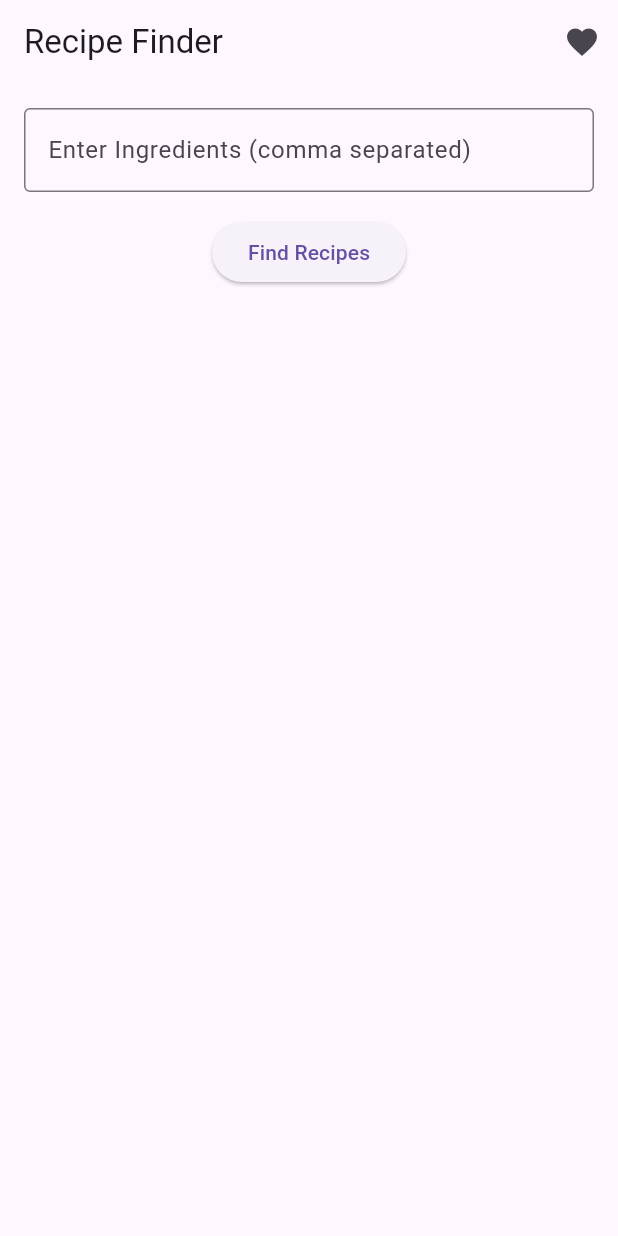
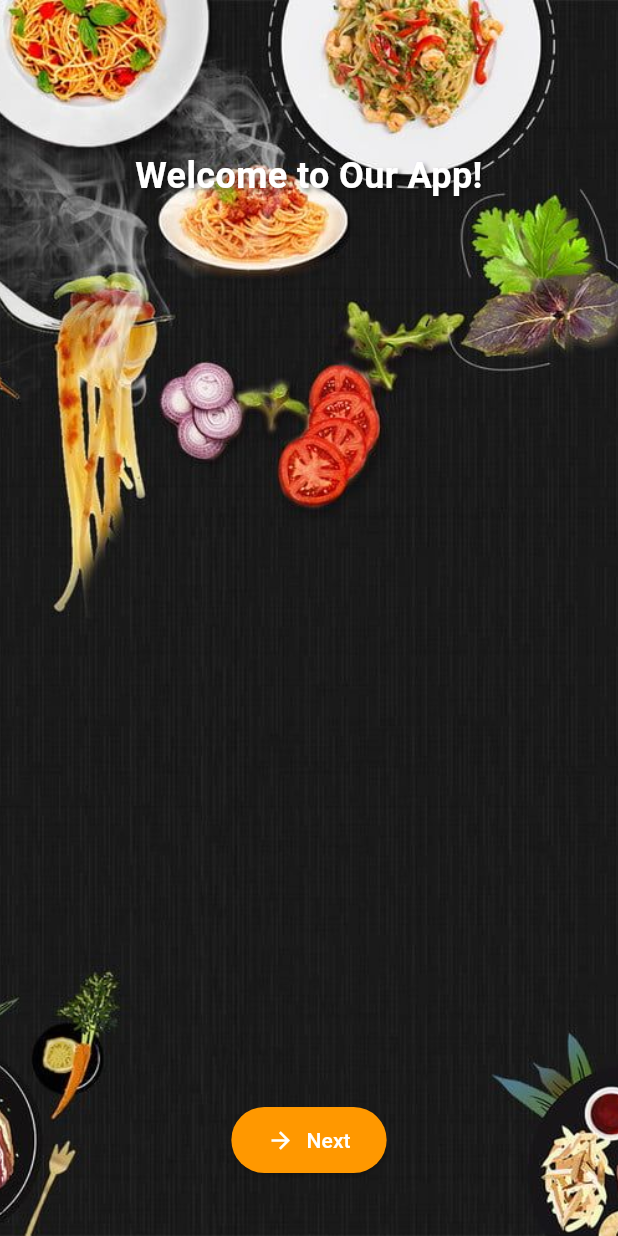
Before and after one commit to rosa12g/RecipeFinder, a Flutter app: the screen it shows after launch, on a phone screen of 412 x 824 dp. Run offline on Flutter 3.47's test engine with Material 3 defaults, Android fonts, the light colour scheme and no system bars; our stand-ins replace cached_network_image, shared_preferences.

Commit message:
welcome page added

```diff
--- a/recipefinder/lib/main.dart
+++ b/recipefinder/lib/main.dart
@@ -11,23 +11,80 @@ void main() {
 }
 
 class MyApp extends StatelessWidget {
-  const MyApp({Key? key}) : super(key: key);
+  const MyApp({super.key});
 
   @override
   Widget build(BuildContext context) {
     return MaterialApp(
-      title: 'Cooksy',
       debugShowCheckedModeBanner: false,
-      theme: ThemeData(
-        primarySwatch: Colors.blue,
+      home: const WelcomePage(),
+    );
+  }
+}
+
+// Welcome Page
+class WelcomePage extends StatelessWidget {
+  const WelcomePage({super.key});
+
+  @override
+  Widget build(BuildContext context) {
+    return Scaffold(
+      body: Stack(
+        fit: StackFit.expand,
+        children: [
+          Image.asset('assets/icon/welcomeP.jpg', fit: BoxFit.cover),
+          Column(
+            mainAxisAlignment: MainAxisAlignment.spaceBetween,
+            children: [
+              const Padding(
+                padding: EdgeInsets.only(top: 100.0),
+                child: Text(
+                  'Welcome to Our App!',
+                  style: TextStyle(
+                    fontSize: 24,
+                    fontWeight: FontWeight.bold,
+                    color: Colors.white,
+                    shadows: [
+                      Shadow(
+                        blurRadius: 4,
+                        color: Colors.black45,
+                        offset: Offset(2, 2),
+                      ),
+                    ],
+                  ),
+                  textAlign: TextAlign.center,
+                ),
+              ),
+              Padding(
+                padding: const EdgeInsets.only(bottom: 40.0),
+                child: ElevatedButton.icon(
+                  style: ElevatedButton.styleFrom(
+                    backgroundColor: Colors.orange,
+                    padding: const EdgeInsets.symmetric(
+                        horizontal: 24, vertical: 12),
+                  ),
+                  onPressed: () {
+                    Navigator.pushReplacement(
+                      context,
+                      MaterialPageRoute(
+                          builder: (context) => const HomeScreen()),
+                    );
+                  },
+                  icon: const Icon(Icons.arrow_forward, color: Colors.white),
+                  label: const Text('Next',
+                      style: TextStyle(color: Colors.white)),
+                ),
+              ),
+            ],
+          ),
+        ],
       ),
-      home: const HomeScreen(),
     );
   }
 }
 
 class HomeScreen extends StatefulWidget {
-  const HomeScreen({Key? key}) : super(key: key);
+  const HomeScreen({super.key});
 
   @override
   _HomeScreenState createState() => _HomeScreenState();
@@ -43,11 +100,11 @@ class _HomeScreenState extends State<HomeScreen> {
     super.initState();
     _loadFavorites();
   }
-   //fav
+
   Future<void> _loadFavorites() async {
     final prefs = await SharedPreferences.getInstance();
     setState(() {
-      _favoriteRecipeIds = prefs.getStringList('favorites')?.map((e) => int.parse(e)).toList() ?? [];
+      _favoriteRecipeIds = prefs.getStringList('favorites')?.map(int.parse).toList() ?? [];
     });
   }
 
@@ -58,34 +115,21 @@ class _HomeScreenState extends State<HomeScreen> {
 
   void _toggleFavorite(int recipeId) {
     setState(() {
-      if (_favoriteRecipeIds.contains(recipeId)) {
-        _favoriteRecipeIds.remove(recipeId);
-      } else {
-        _favoriteRecipeIds.add(recipeId);
-      }
+      _favoriteRecipeIds.contains(recipeId) ? _favoriteRecipeIds.remove(recipeId) : _favoriteRecipeIds.add(recipeId);
       _saveFavorites();
     });
   }
 
-
   Future<void> _fetchRecipes() async {
     final String apiKey = '930f4b1df76f4e988765a6976a3fc096';
     final String ingredients = _controller.text;
+    final url = Uri.parse('https://api.spoonacular.com/recipes/findByIngredients?ingredients=$ingredients&apiKey=$apiKey');
 
-    final url = Uri.parse(
-      'https://api.spoonacular.com/recipes/findByIngredients?ingredients=$ingredients&apiKey=$apiKey',
-    );
     final response = await http.get(url);
-
     if (response.statusCode == 200) {
-      final List<dynamic> recipeList = json.decode(response.body);
-      setState(() {
-        _recipes = recipeList;
-      });
+      setState(() => _recipes = json.decode(response.body));
     } else {
-      setState(() {
-        _recipes = [];
-      });
+      setState(() => _recipes = []);
     }
   }
 
@@ -98,12 +142,9 @@ class _HomeScreenState extends State<HomeScreen> {
           IconButton(
             icon: const Icon(Icons.favorite),
             onPressed: () {
-
               Navigator.push(
                 context,
-                MaterialPageRoute(
-                  builder: (context) => FavoriteScreen(favoriteIds: _favoriteRecipeIds),
-                ),
+                MaterialPageRoute(builder: (context) => FavoriteScreen(favoriteIds: _favoriteRecipeIds)),
               );
             },
           ),
@@ -121,10 +162,7 @@ class _HomeScreenState extends State<HomeScreen> {
               ),
             ),
             const SizedBox(height: 16.0),
-            ElevatedButton(
-              onPressed: _fetchRecipes,
-              child: const Text('Find Recipes'),
-            ),
+            ElevatedButton(onPressed: _fetchRecipes, child: const Text('Find Recipes')),
             const SizedBox(height: 16.0),
             Expanded(
               child: ListView.builder(
@@ -136,30 +174,19 @@ class _HomeScreenState extends State<HomeScreen> {
                     margin: const EdgeInsets.symmetric(vertical: 8.0),
                     child: ListTile(
                       leading: CachedNetworkImage(
-                        imageUrl:
-                            'https://spoonacular.com/recipeImages/${recipe['id']}-312x231.jpg',
-                        placeholder: (context, url) =>
-                            const CircularProgressIndicator(),
+                        imageUrl: 'https://spoonacular.com/recipeImages/${recipe['id']}-312x231.jpg',
+                        placeholder: (context, url) => const CircularProgressIndicator(),
                       ),
                       title: Text(recipe['title']),
                       subtitle: Text('Ready in ${recipe['readyInMinutes']} mins'),
                       trailing: IconButton(
-                        icon: Icon(
-                          isFavorite ? Icons.favorite : Icons.favorite_border,
-                          color: isFavorite ? Colors.red : null,
-                        ),
-                        onPressed: () {
-                          _toggleFavorite(recipe['id']);
-                        },
+                        icon: Icon(isFavorite ? Icons.favorite : Icons.favorite_border, color: isFavorite ? Colors.red : null),
+                        onPressed: () => _toggleFavorite(recipe['id']),
                       ),
                       onTap: () {
                         Navigator.push(
                           context,
-                          MaterialPageRoute(
-                            builder: (context) => detailscreen(
-                              recipeId: recipe['id'],
-                            ),
-                          ),
+                          MaterialPageRoute(builder: (context) => detailscreen(recipeId: recipe['id'])),
                         );
                       },
                     ),
--- a/recipefinder/pubspec.yaml
+++ b/recipefinder/pubspec.yaml
@@ -48,6 +48,7 @@ flutter_icons:
   android: true
   ios: true
   image_path: "assets/icon/app_icon.png"
+
   # The "flutter_lints" package below contains a set of recommended lints to
   # encourage good coding practices. The lint set provided by the package is
   # activated in the `analysis_options.yaml` file located at the root of your
@@ -67,8 +68,8 @@ flutter:
   uses-material-design: true
 
   # To add assets to your application, add an assets section, like this:
-  # assets:
-  #   - images/a_dot_burr.jpeg
+  assets:
+    - assets/icon/welcomeP.jpg
   #   - images/a_dot_ham.jpeg
 
   # An image asset can refer to one or more resolution-specific "variants", see
```
Also changed, not shown: recipefinder/assets/icon/welcomeP.jpg (added).
